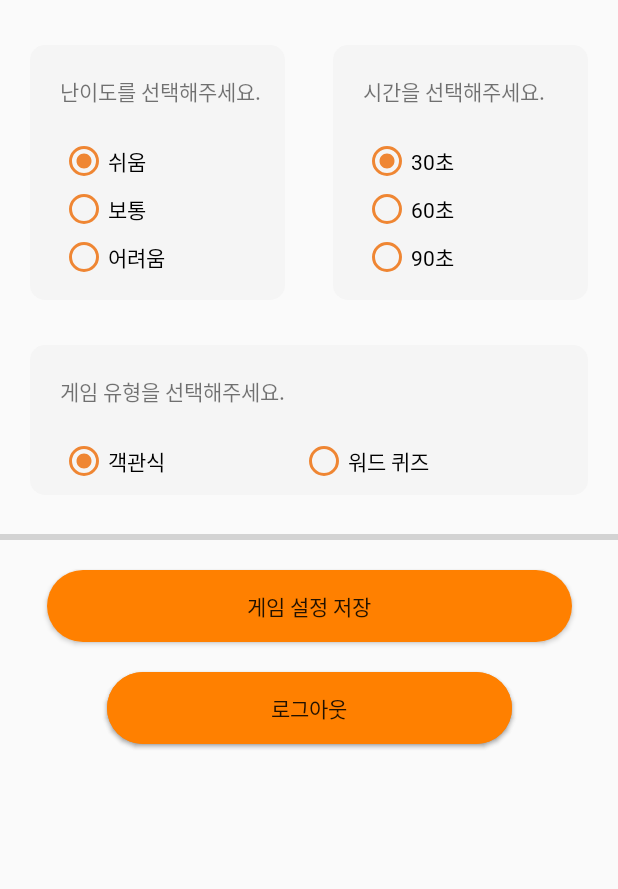
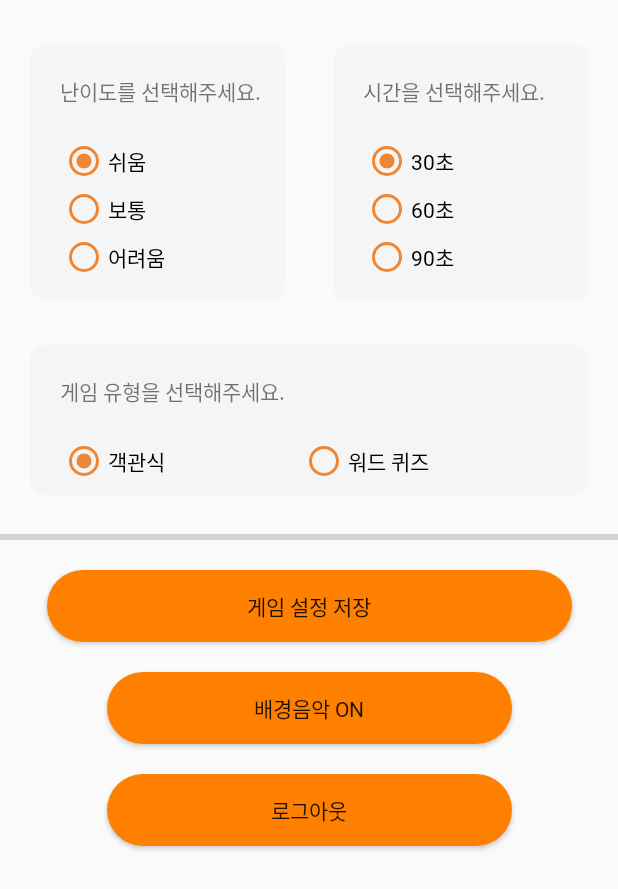
Before and after one commit to yamiblack/CelebrityQuiz, an Android app: the SettingActivity screen opened directly, with no data from a screen before it, on a phone screen of 412 x 824 dp. Shown: the top 889 px of the screen. Run offline under Robolectric (Android 15) with nearby library versions, the phone set to English and light mode, and no system bars; our stand-ins replace Firebase (no records; nobody signed in at launch, a user with empty details on screens opened directly); pictures from the network do not load.

Commit message:
added music

```diff
--- a/app/src/main/AndroidManifest.xml
+++ b/app/src/main/AndroidManifest.xml
@@ -71,6 +71,8 @@
             </intent-filter>
         </activity>
 
+        <service android:name="com.example.celebrityquiz.MusicService" />
+
     </application>
 
 </manifest>
--- a/app/src/main/java/com/example/celebrityquiz/SettingActivity.java
+++ b/app/src/main/java/com/example/celebrityquiz/SettingActivity.java
@@ -2,12 +2,14 @@ package com.example.celebrityquiz;
 
 import android.content.Context;
 import android.content.Intent;
+import android.media.AudioManager;
 import android.os.Bundle;
 import android.view.View;
 import android.widget.Button;
 import android.widget.ProgressBar;
 import android.widget.RadioButton;
 import android.widget.Toast;
+import android.widget.ToggleButton;
 
 import androidx.appcompat.app.AppCompatActivity;
 
@@ -16,8 +18,8 @@ import com.google.firebase.auth.FirebaseAuth;
 public class SettingActivity extends AppCompatActivity {
 
     private Context context = this;
+    private Intent intent;
 
-    // Declare Variables
     private RadioButton radioButtonLevelOne;
     private RadioButton radioButtonLevelTwo;
     private RadioButton radioButtonLevelThree;
@@ -27,22 +29,23 @@ public class SettingActivity extends AppCompatActivity {
     private RadioButton radioButtonMultipleChoice;
     private RadioButton radioButtonWordQuiz;
     private ProgressBar progressBarDownload;
+    private ToggleButton toggleButtonMusic;
     private Button buttonLogOut;
 
+    private String[] jsonUrl;
     public int level;
     public int seconds;
     public int gameType;
 
-    private Intent intent;
-
-    private String[] jsonUrl;
-
     private SoundPlayer soundPlayer;
+    private AudioManager audioManager;
 
     @Override
     protected void onCreate(Bundle savedInstanceState) {
         super.onCreate(savedInstanceState);
         setContentView(R.layout.activity_setting);
+
+        soundPlayer = new SoundPlayer(this);
 
         // Define Level views
         radioButtonLevelOne = findViewById(R.id.radioButtonLevelOne);
@@ -74,10 +77,22 @@ public class SettingActivity extends AppCompatActivity {
         buttonUpdate.setEnabled(true);
         downloadTask = null; // Always initialize task to null
 
+        toggleButtonMusic = findViewById(R.id.toggleMusic);
+        toggleButtonMusic.setOnClickListener(new View.OnClickListener() {
+            @Override
+            public void onClick(View v) {
+                Intent intentMusic = new Intent(getApplicationContext(), MusicService.class);
+
+                if (toggleButtonMusic.isChecked() == true) {
+                    startService(intentMusic);
+                } else {
+                    stopService(intentMusic);
+                }
+
+            }
+        });
+
         buttonLogOut = findViewById(R.id.buttonLogOut);
-
-        soundPlayer = new SoundPlayer(this);
-
         buttonLogOut.setOnClickListener(new View.OnClickListener() {
             @Override
             public void onClick(View view) {
--- a/app/src/main/res/layout/activity_setting.xml
+++ b/app/src/main/res/layout/activity_setting.xml
@@ -208,6 +208,25 @@
         app:layout_constraintRight_toRightOf="parent"
         app:layout_constraintTop_toBottomOf="@+id/gameTypeBackground" />
 
+
+    <ToggleButton
+        android:id="@+id/toggleMusic"
+        android:layout_width="270dp"
+        android:layout_height="wrap_content"
+        android:layout_marginTop="20dp"
+        android:background="@drawable/button_orange_rounded"
+        android:elevation="2dp"
+        android:fontFamily="@font/nanumsquarebold"
+        android:gravity="center"
+        android:soundEffectsEnabled="false"
+        android:textAllCaps="false"
+        android:textOff="배경음악 ON"
+        android:textOn="배경음악 OFF"
+        app:layout_constraintLeft_toLeftOf="parent"
+        app:layout_constraintRight_toRightOf="parent"
+        app:layout_constraintTop_toBottomOf="@+id/buttonUpdate" />
+
+
     <Button
         android:id="@+id/buttonLogOut"
         android:layout_width="270dp"
@@ -221,21 +240,6 @@
         android:textAllCaps="false"
         app:layout_constraintLeft_toLeftOf="parent"
         app:layout_constraintRight_toRightOf="parent"
-        app:layout_constraintTop_toBottomOf="@+id/buttonUpdate" />
-
-    <Button
-        android:id="@+id/buttonMusic"
-        android:layout_width="270dp"
-        android:layout_height="wrap_content"
-        android:layout_marginTop="20dp"
-        android:background="@drawable/button_orange_rounded"
-        android:elevation="2dp"
-        android:fontFamily="@font/nanumsquarebold"
-        android:gravity="center"
-        android:text="로그아웃"
-        android:textAllCaps="false"
-        app:layout_constraintLeft_toLeftOf="parent"
-        app:layout_constraintRight_toRightOf="parent"
-        app:layout_constraintTop_toBottomOf="@+id/buttonUpdate" />
+        app:layout_constraintTop_toBottomOf="@+id/toggleMusic" />
 
 </androidx.constraintlayout.widget.ConstraintLayout>
```
Also changed, not shown: app/src/main/java/com/example/celebrityquiz/MusicService.java (added, +35 -0 lines).
